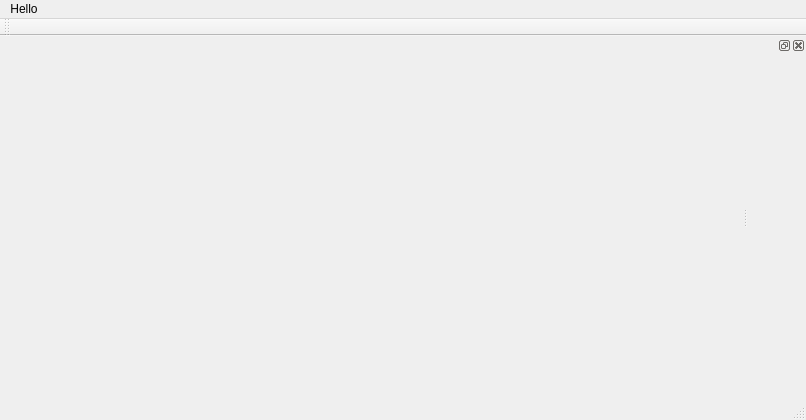
The window that Projet info/Projet_Graphique/mainwindow.ui (ilgha/Qt-projet) describes before a commit, drawn with Qt 5.
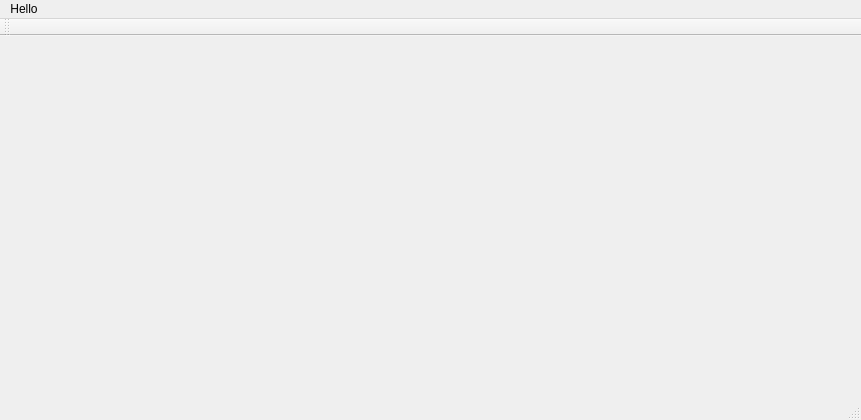
The same window after the commit.

```diff
--- a/Projet info/Projet_Graphique/mainwindow.ui
+++ b/Projet info/Projet_Graphique/mainwindow.ui
@@ -6,7 +6,7 @@
    <rect>
     <x>0</x>
     <y>0</y>
-    <width>806</width>
+    <width>861</width>
     <height>420</height>
    </rect>
   </property>
@@ -19,7 +19,7 @@
     <rect>
      <x>0</x>
      <y>0</y>
-     <width>806</width>
+     <width>861</width>
      <height>25</height>
     </rect>
    </property>
@@ -40,12 +40,6 @@
    </attribute>
   </widget>
   <widget class="QStatusBar" name="statusBar"/>
-  <widget class="QDockWidget" name="dockWidget_2">
-   <attribute name="dockWidgetArea">
-    <number>2</number>
-   </attribute>
-   <widget class="QWidget" name="dockWidgetContents_2"/>
-  </widget>
   <action name="actionquit">
    <property name="text">
     <string>quit?</string>
```
